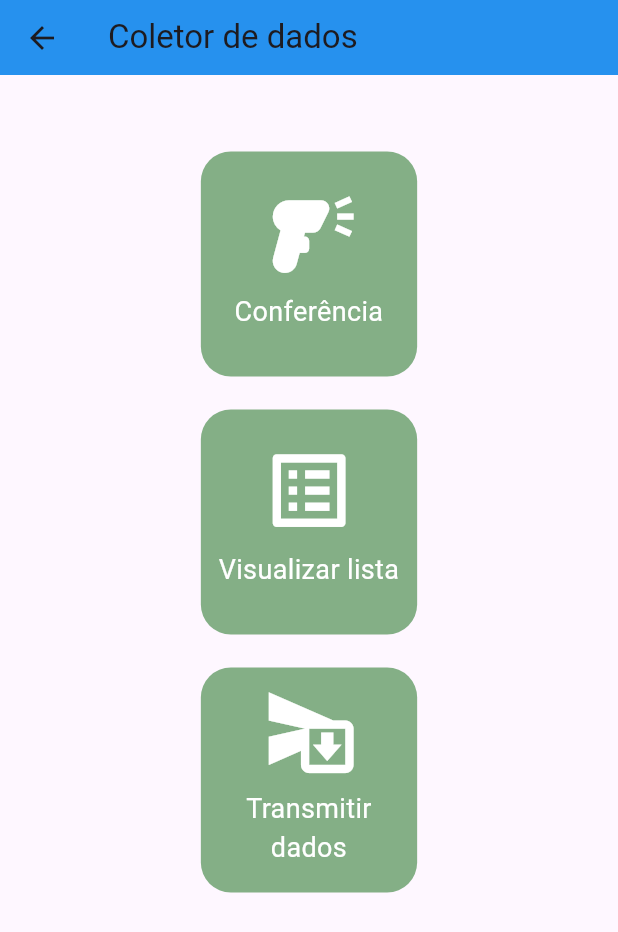
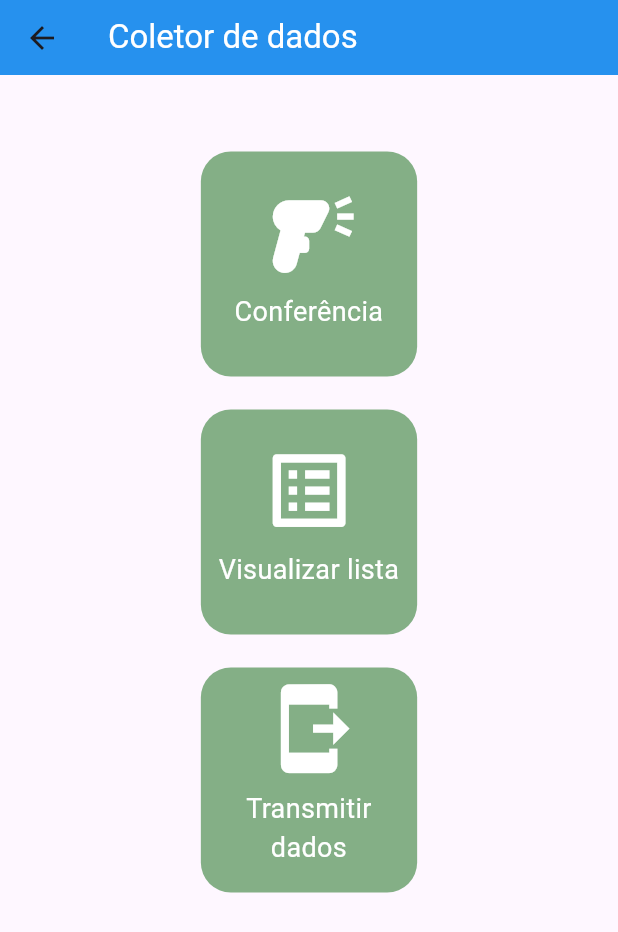
Before and after one commit to riverandre/byte_super_app, a Flutter app: the MenuColetorPage screen opened by its route, after a tap on "Transmitir dados", on a phone screen of 412 x 824 dp. Shown: the top 932 px of the screen. Run offline on Flutter 3.47's test engine with Material 3 defaults, Android fonts, the phone set to English and light mode, and no system bars; our stand-ins replace awesome_dialog, dio, font_awesome_flutter, get, get_storage, loading_animation_widget and 4 more; missing offline and left inert: mobile_scanner, simple_barcode_scanner; accounts and stored records are empty; network calls fail; statements that could not run were skipped.

```diff
--- a/lib/app/models/coletor/produto_coletor_model.dart
+++ b/lib/app/models/coletor/produto_coletor_model.dart
@@ -19,8 +19,8 @@ class ProdutoColetorModel {
 
   factory ProdutoColetorModel.fromMap(Map<String, dynamic> map) {
     return ProdutoColetorModel(
-      id: map['id'] as int,
-      codBarras: map['COD_BARRAS'] as String,
+      id: map['id'] ?? 0,
+      codBarras: map['COD_BARRAS'] ?? '',
     );
   }
 
--- a/lib/app/pages/coletor_dados/cadastro_prod_coletor/cadastro_prod_coletor_controller.dart
+++ b/lib/app/pages/coletor_dados/cadastro_prod_coletor/cadastro_prod_coletor_controller.dart
@@ -62,7 +62,7 @@ class CadastroProdColetorController extends GetxController
           codBarras, qtdProdutoColetor + qtdProduto.value);
       valorQtdEC.text = '';
       qtdProduto.value = 1.00;
-      Get.back();
+      // Get.back();
     } catch (e, s) {
       log('Erro ao buscar registro', error: e, stackTrace: s);
       throw RepositoryException(message: 'Erro ao buscar registro');
--- a/lib/app/pages/coletor_dados/cadastro_prod_coletor/scanner_controller/barcode_scanner_window.dart
+++ b/lib/app/pages/coletor_dados/cadastro_prod_coletor/scanner_controller/barcode_scanner_window.dart
@@ -125,7 +125,7 @@ class _BarcodeScannerWithScanWindowState
                 height: 100,
                 color: Colors.black.withOpacity(0.4),
                 child: ScannedBarcodeLabel(
-                  barcodes: controller.barcodes,
+                  controller: controller,
                 ),
               ),
             ),
--- a/lib/app/pages/coletor_dados/lista_coletor/lista_coletor_page.dart
+++ b/lib/app/pages/coletor_dados/lista_coletor/lista_coletor_page.dart
@@ -16,6 +16,9 @@ class ListaColetorPage extends GetView<ListaColetorController> {
       appBar: AppBar(
         title: const Text(
           'Lista de Produtos',
+          style: TextStyle(
+            color: Colors.white,
+          ),
         ),
         toolbarHeight: 50,
         elevation: 2,
--- a/lib/app/pages/coletor_dados/menu_coletor/menu_coletor_controller.dart
+++ b/lib/app/pages/coletor_dados/menu_coletor/menu_coletor_controller.dart
@@ -51,11 +51,15 @@ class MenuColetorController extends GetxController
       if (value == 'OK') {
         int userId = int.parse(GetStorage().read(Constants.USER_ID));
         final coletorDados = await _coletorDadosRepository.findAllColetor();
-        final String retorno =
-            await _coletorDadosRepository.send(url, coletorDados, userId);
-        if (retorno == 'OK') {
-          await _coletorDadosRepository.updateColetorStatusEnviado();
-          _loading.toggle();
+        if (coletorDados.isNotEmpty) {
+          final String retorno =
+              await _coletorDadosRepository.send(url, coletorDados, userId);
+          if (retorno == 'OK') {
+            await _coletorDadosRepository.updateColetorStatusEnviado();
+            _loading.toggle();
+          }
+        } else {
+          value = 'SEM REGISTRO';
         }
       }
       return value;
--- a/lib/app/pages/coletor_dados/menu_coletor/menu_coletor_page.dart
+++ b/lib/app/pages/coletor_dados/menu_coletor/menu_coletor_page.dart
@@ -25,6 +25,9 @@ class MenuColetorPage extends GetView<MenuColetorController> {
         appBar: PdvAppbar(
           titulo: const Text(
             'Coletor de dados',
+            style: TextStyle(
+              color: Colors.white,
+            ),
           ),
           remove: true,
         ),
@@ -87,7 +90,7 @@ class MenuColetorPage extends GetView<MenuColetorController> {
                 label: 'Transmitir dados',
                 labelSize: 18,
                 color: Colors.green[800]!,
-                icon: Icons.send_and_archive,
+                icon: Icons.send_to_mobile,
                 iconSize: responsive.diagonalPercentual(7),
                 borderRadius: const BorderRadius.all(Radius.circular(20)),
                 onTap: () async {
@@ -103,13 +106,23 @@ class MenuColetorPage extends GetView<MenuColetorController> {
                       desc: 'Dados enviados com sucesso!',
                     ).show();
 
-                    await Future.delayed(const Duration(seconds: 2)).then(
-                      (value) {
-                        Get.offAndToNamed('/home');
-                      },
-                    );
                     // Get.offAndToNamed('/home');
+                  } else {
+                    AwesomeDialog(
+                      context: context,
+                      animType: AnimType.leftSlide,
+                      headerAnimationLoop: false,
+                      dialogType: DialogType.info,
+                      showCloseIcon: true,
+                      title: 'Aviso',
+                      desc: 'Nenhum registro para enviar!',
+                    ).show();
                   }
+                  await Future.delayed(const Duration(seconds: 2)).then(
+                    (value) {
+                      Get.offAndToNamed('/home');
+                    },
+                  );
                 },
               ),
               // PdvButtonBlueWidget(
--- a/lib/app/pages/conferencia_nota/conferencia_nota_page.dart
+++ b/lib/app/pages/conferencia_nota/conferencia_nota_page.dart
@@ -21,6 +21,9 @@ class ConferenciaNotaPage extends GetView<ConferenciaNotaController> {
         title: Obx(() {
           return Text(
             controller.titleAppBar.value,
+            style: const TextStyle(
+              color: Colors.white,
+            ),
           );
         }),
         actions: [
--- a/lib/app/pages/configuracao/configuracao_page.dart
+++ b/lib/app/pages/configuracao/configuracao_page.dart
@@ -21,8 +21,10 @@ class ConfiguracaoPage extends GetView<ConfiguracaoController> {
         logOut: false,
         onPressDelete: () {
           controller.ipExternoEC.text = '';
-          controller.ipInternoEC.text = '3.88.39.18';
-          controller.portaEC.text = '32001';
+          controller.ipInternoEC.text = '';
+          controller.portaEC.text = '';
+          // controller.ipInternoEC.text = '3.88.39.18';
+          // controller.portaEC.text = '32001';
         },
       ),
       body: SingleChildScrollView(
--- a/lib/app/pages/notas_entrada/notas_entrada_page.dart
+++ b/lib/app/pages/notas_entrada/notas_entrada_page.dart
@@ -18,6 +18,9 @@ class NotasEntradaPage extends GetView<NotasEntradaController> {
         titulo: Obx(() {
           return Text(
             controller.titleAppBar.value,
+            style: const TextStyle(
+              color: Colors.white,
+            ),
           );
         }),
         remove: true,
--- a/lib/app/repositories/coletor_dados/coletor_dados_repository.dart
+++ b/lib/app/repositories/coletor_dados/coletor_dados_repository.dart
@@ -10,7 +10,7 @@ abstract class ColetorDadosRepository {
 
   Future<void> updateColetor(String codBarras, double qtdd);
 
-  Future<void> deleteProdColetor();
+  Future<String> deleteProdColetor();
 
   Future<void> deleteProdListColetor(ColetorDadosModel prodColetor);
 
```
Also changed, not shown: lib/app/pages/coletor_dados/cadastro_prod_coletor/cadastro_prod_coletor_page.dart (+6 -4 lines), lib/app/pages/coletor_dados/cadastro_prod_coletor/scanner_controller/scanned_barcode_label.dart (+29 -11 lines), lib/app/pages/home/home_controller.dart (+11 -3 lines), lib/app/pages/home/home_page.dart (+12 -7 lines), lib/app/repositories/coletor_dados/coletor_dados_repository_impl.dart (+14 -16 lines).
